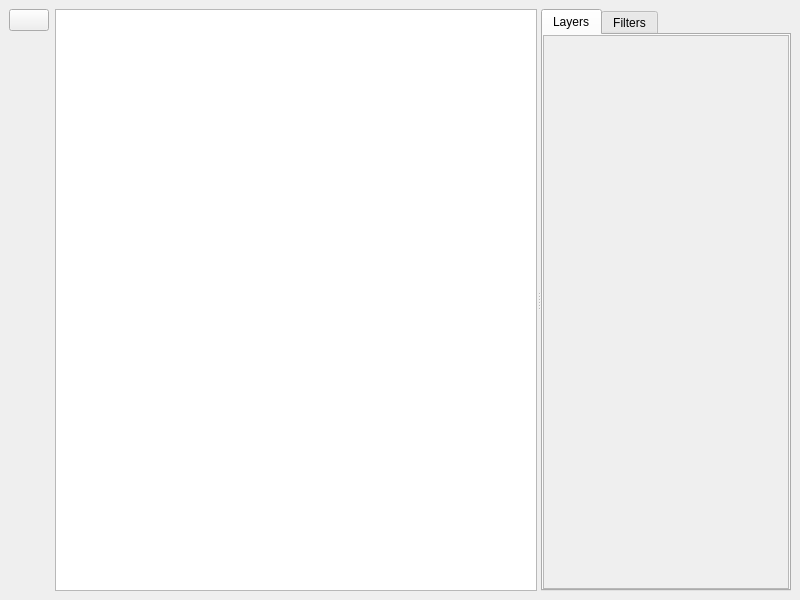
Before: the Qt Designer form photoeditor/forms/diagram.ui in kchprojects/photoeditor, drawn with Qt 5.
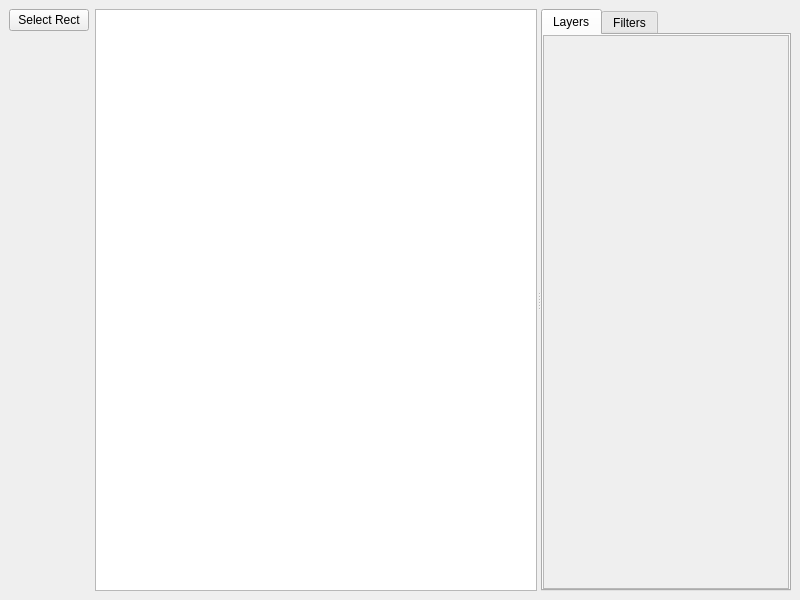
After: the same form once the commit is applied. Custom widgets are drawn as their Qt base class.

Commit message: added rect selection

```diff
--- a/photoeditor/forms/diagram.ui
+++ b/photoeditor/forms/diagram.ui
@@ -20,7 +20,7 @@
       <item>
        <widget class="QPushButton" name="pushButton">
         <property name="text">
-         <string/>
+         <string>Select Rect</string>
         </property>
        </widget>
       </item>
```
Left out of the diff: 2 changed lines with no effect on the pictures. The commit also changes 5 other files.
